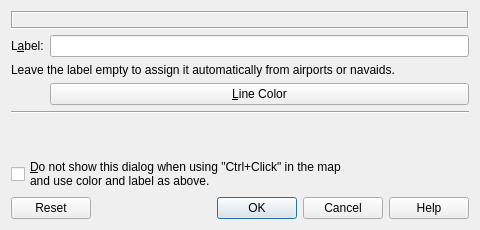
Qt form src/marker/distancemarkerdialog.ui (albar965/littlenavmap) before a commit.
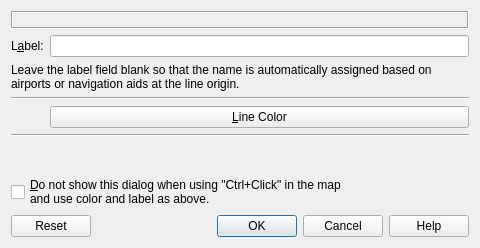
The same form after that commit.

Commit message:
Work on map editing modifier clicks
Alt+Click now edits all features on the map.
Ctrl+Alt+Shift+Click now deletes all features on the map.
Better label with explanation in measurement line and range ring dialog.
Ignoring drag actions shorter than five pixels now.

The edit to the form file:
```diff
--- a/src/marker/distancemarkerdialog.ui
+++ b/src/marker/distancemarkerdialog.ui
@@ -7,31 +7,14 @@
     <x>0</x>
     <y>0</y>
     <width>480</width>
-    <height>230</height>
+    <height>248</height>
    </rect>
   </property>
   <property name="windowTitle">
    <string>Little Navmap - Add Measurement Line</string>
   </property>
   <layout class="QGridLayout" name="gridLayout">
-   <item row="4" column="1">
-    <widget class="QPushButton" name="pushButtonDistanceMarkerColor">
-     <property name="toolTip">
-      <string>Color for the range rings.</string>
-     </property>
-     <property name="text">
-      <string>&amp;Line Color</string>
-     </property>
-    </widget>
-   </item>
-   <item row="6" column="0" colspan="2">
-    <widget class="Line" name="line_3">
-     <property name="orientation">
-      <enum>Qt::Horizontal</enum>
-     </property>
-    </widget>
-   </item>
-   <item row="7" column="1">
+   <item row="8" column="1">
     <spacer name="verticalSpacer">
      <property name="orientation">
       <enum>Qt::Vertical</enum>
@@ -44,6 +27,19 @@
      </property>
     </spacer>
    </item>
+   <item row="3" column="0" colspan="2">
+    <widget class="QLabel" name="labelDistanceMarkerHint">
+     <property name="text">
+      <string>Leave the label field blank so that the name is automatically assigned based on airports or navigation aids at the line origin.</string>
+     </property>
+     <property name="wordWrap">
+      <bool>true</bool>
+     </property>
+     <property name="buddy">
+      <cstring>lineEditDistanceMarkerLabel</cstring>
+     </property>
+    </widget>
+   </item>
    <item row="2" column="1">
     <widget class="QLineEdit" name="lineEditDistanceMarkerLabel">
      <property name="toolTip">
@@ -57,31 +53,7 @@
      </property>
     </widget>
    </item>
-   <item row="9" column="0" colspan="2">
-    <widget class="QCheckBox" name="checkBoxDistanceMarkerDoNotShow">
-     <property name="toolTip">
-      <string>Places a range ring with the set radii and color when shift-clicking into the map without showing this dialog.</string>
-     </property>
-     <property name="text">
-      <string>&amp;Do not show this dialog when using &quot;Ctrl+Click&quot; in the map
-and use color and label as above.</string>
-     </property>
-     <property name="checked">
-      <bool>false</bool>
-     </property>
-    </widget>
-   </item>
-   <item row="2" column="0">
-    <widget class="QLabel" name="labelDistanceMarkerLabel">
-     <property name="text">
-      <string>L&amp;abel:</string>
-     </property>
-     <property name="buddy">
-      <cstring>lineEditDistanceMarkerLabel</cstring>
-     </property>
-    </widget>
-   </item>
-   <item row="11" column="0" colspan="2">
+   <item row="12" column="0" colspan="2">
     <widget class="QDialogButtonBox" name="buttonBoxDistanceMarker">
      <property name="orientation">
       <enum>Qt::Horizontal</enum>
@@ -91,6 +63,16 @@
      </property>
     </widget>
    </item>
+   <item row="2" column="0">
+    <widget class="QLabel" name="labelDistanceMarkerLabel">
+     <property name="text">
+      <string>L&amp;abel:</string>
+     </property>
+     <property name="buddy">
+      <cstring>lineEditDistanceMarkerLabel</cstring>
+     </property>
+    </widget>
+   </item>
    <item row="0" column="0" colspan="2">
     <widget class="QLabel" name="labelDistanceMarkerHeader">
      <property name="frameShape">
@@ -113,16 +95,41 @@
      </property>
     </widget>
    </item>
-   <item row="3" column="0" colspan="2">
-    <widget class="QLabel" name="labelDistanceMarkerHint">
+   <item row="5" column="1">
+    <widget class="QPushButton" name="pushButtonDistanceMarkerColor">
+     <property name="toolTip">
+      <string>Color for the range rings.</string>
+     </property>
      <property name="text">
-      <string>Leave the label empty to assign it automatically from airports or navaids.</string>
+      <string>&amp;Line Color</string>
      </property>
-     <property name="wordWrap">
-      <bool>true</bool>
+    </widget>
+   </item>
+   <item row="7" column="0" colspan="2">
+    <widget class="Line" name="line_3">
+     <property name="orientation">
+      <enum>Qt::Horizontal</enum>
      </property>
-     <property name="buddy">
-      <cstring>lineEditDistanceMarkerLabel</cstring>
+    </widget>
+   </item>
+   <item row="10" column="0" colspan="2">
+    <widget class="QCheckBox" name="checkBoxDistanceMarkerDoNotShow">
+     <property name="toolTip">
+      <string>Places a range ring with the set radii and color when shift-clicking into the map without showing this dialog.</string>
+     </property>
+     <property name="text">
+      <string>&amp;Do not show this dialog when using &quot;Ctrl+Click&quot; in the map
+and use color and label as above.</string>
+     </property>
+     <property name="checked">
+      <bool>false</bool>
+     </property>
+    </widget>
+   </item>
+   <item row="4" column="0" colspan="2">
+    <widget class="Line" name="line_4">
+     <property name="orientation">
+      <enum>Qt::Horizontal</enum>
      </property>
     </widget>
    </item>
```
The commit also changes 7 other files.
